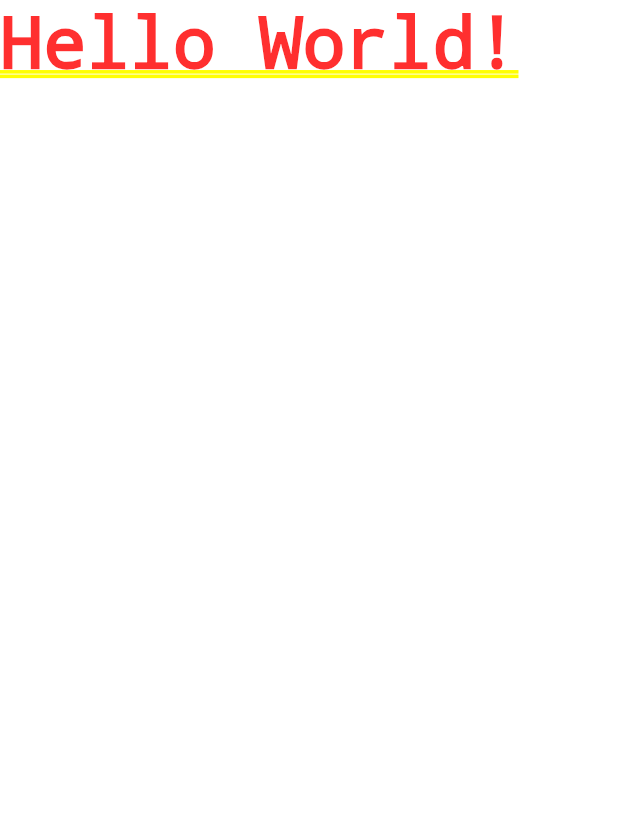
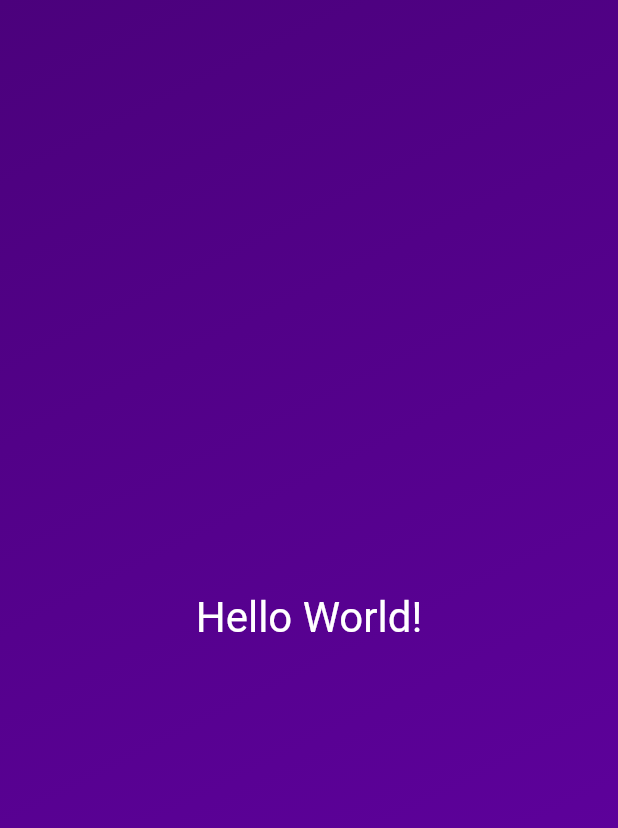
Before and after one commit to Somu-ed/roll_dice_app, a Flutter app: the screen it shows after launch, on a phone screen of 412 x 824 dp. Shown: the top 828 px of the screen. Run offline on Flutter 3.47's test engine with Material 2 defaults, Android fonts, the phone set to English and light mode, and no system bars.

```diff
--- /dev/null
+++ b/lib/gradient_container.dart
@@ -0,0 +1,25 @@
+import 'package:flutter/material.dart';
+import 'package:roll_dice_app/styled_text.dart';
+
+class GradientContainer extends StatelessWidget {
+  const GradientContainer({super.key});
+
+  @override
+  Widget build(context) {
+    return Container(
+      decoration: const BoxDecoration(
+        gradient: LinearGradient(
+          colors: [
+            Color.fromARGB(255, 75, 1, 124),
+            Color.fromARGB(255, 99, 1, 165),
+          ],
+          begin: Alignment.topLeft,
+          end: Alignment.bottomRight,
+        ),
+      ),
+      child: const Center(
+        child: StyledText(),
+      ),
+    );
+  }
+}
--- a/lib/main.dart
+++ b/lib/main.dart
@@ -1,7 +1,12 @@
 import 'package:flutter/material.dart';
+import 'package:roll_dice_app/gradient_container.dart';
 
 void main() {
-  runApp(const MaterialApp(
-    home: Text('Hello World!'),
-  ));
+  runApp(
+    const MaterialApp(
+      home: Scaffold(
+        body: GradientContainer(),
+      ),
+    ),
+  );
 }
--- /dev/null
+++ b/lib/styled_text.dart
@@ -0,0 +1,16 @@
+import 'package:flutter/material.dart';
+
+class StyledText extends StatelessWidget {
+  const StyledText({super.key});
+
+  @override
+  Widget build(context) {
+    return const Text(
+      'Hello World!',
+      style: TextStyle(
+        color: Colors.white,
+        fontSize: 28,
+      ),
+    );
+  }
+}
```
